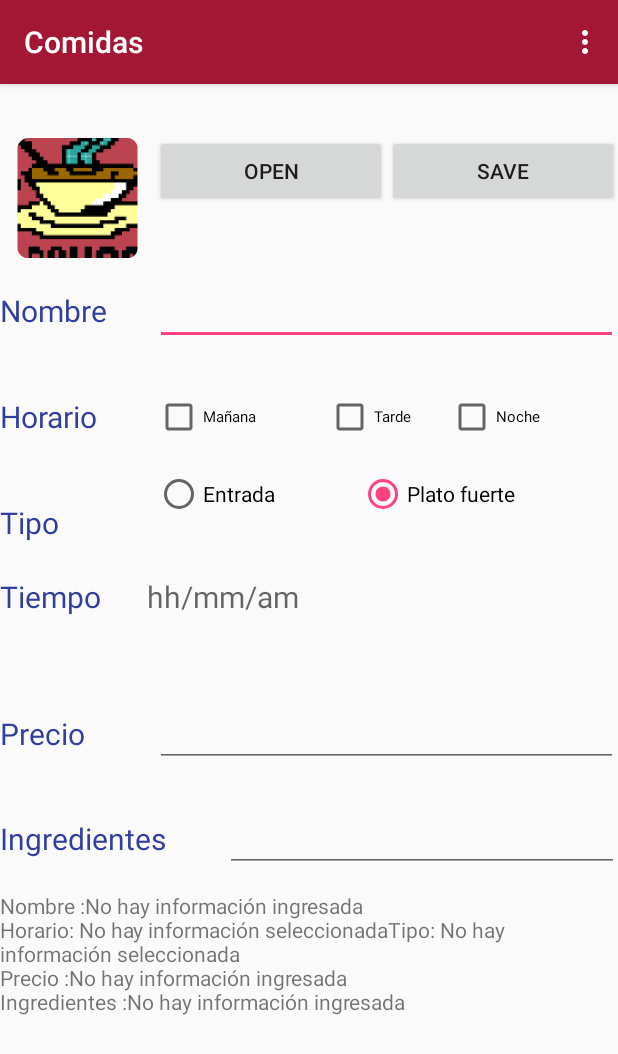
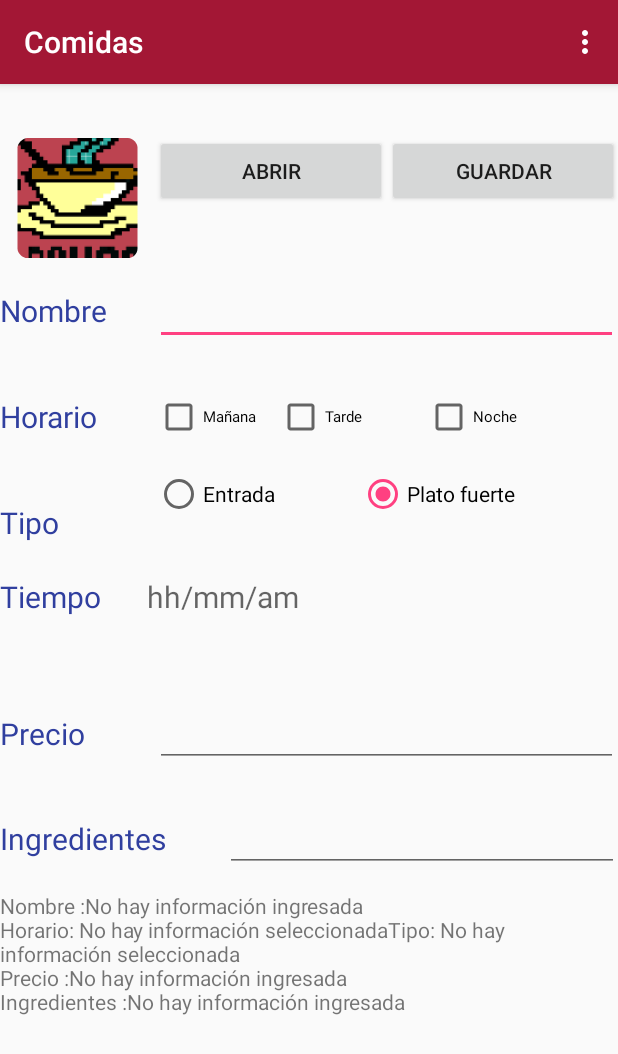
Before and after one commit to anamariaagudelo/LabsCM20182-Gr03, an Android app: the FoodsActivity screen opened directly, with no data from a screen before it, on a phone screen of 412 x 824 dp. Shown: the top 1054 px of the screen. Run offline under Robolectric (Android 15) with nearby library versions, the phone set to English and light mode, and no system bars.

Commit message:
Implementación Segundo Idioma

```diff
--- a/Lab1-UI/src/main/res/layout/activity_foods.xml
+++ b/Lab1-UI/src/main/res/layout/activity_foods.xml
@@ -128,11 +128,11 @@
                 <LinearLayout
                     android:layout_width="match_parent"
                     android:layout_height="match_parent"
-                    android:layout_weight="0.3">
+                    android:layout_weight="0.38">
 
                     <CheckBox
                         android:id="@+id/checkBox_morning"
-                        android:layout_width="match_parent"
+                        android:layout_width="94dp"
                         android:layout_height="match_parent"
                         android:text="@string/CheckBoxMorning"
                         android:textSize="10dp" />
--- a/Lab1-UI/src/main/res/values/strings.xml
+++ b/Lab1-UI/src/main/res/values/strings.xml
@@ -6,9 +6,9 @@
     <string name="IconoSplashSreen">SplashScreen</string>
     <string name="INICIO">Inicio</string>
     <string name="IconoSplash_Screen">IconSplash_Screen</string>
-    <string name="OPEN">Open</string>
-    <string name="SAVE">Save</string>
-    <string name="CLEAR">Clear</string>
+    <string name="OPEN">Abrir</string>
+    <string name="SAVE">Guardar</string>
+    <string name="CLEAR">Limpiar</string>
     <string name="TextVName">Nombre</string>
     <string name="TextVScheduler">Horario</string>
     <string name="TextVType">Tipo</string>
@@ -25,9 +25,9 @@
     <string name="Clear">Limpiar</string>
     <string name="Out">Salir</string>
     <string name="Menu">Menu</string>
-    <string name="DRINK_OPEN">OPEN</string>
-    <string name="DRINK_SAVE">SAVE</string>
-    <string name="DRINK_CLEAR">CLEAR</string>
+    <string name="DRINK_OPEN">Abrir</string>
+    <string name="DRINK_SAVE">Guardar</string>
+    <string name="DRINK_CLEAR">Limpiar</string>
     <string name="TextVNameD">Nombre</string>
     <string name="TextVPriceD">Precio</string>
     <string name="TextVIngredientsD">Ingredientes</string>
```
Also changed, not shown: 1 other file.
